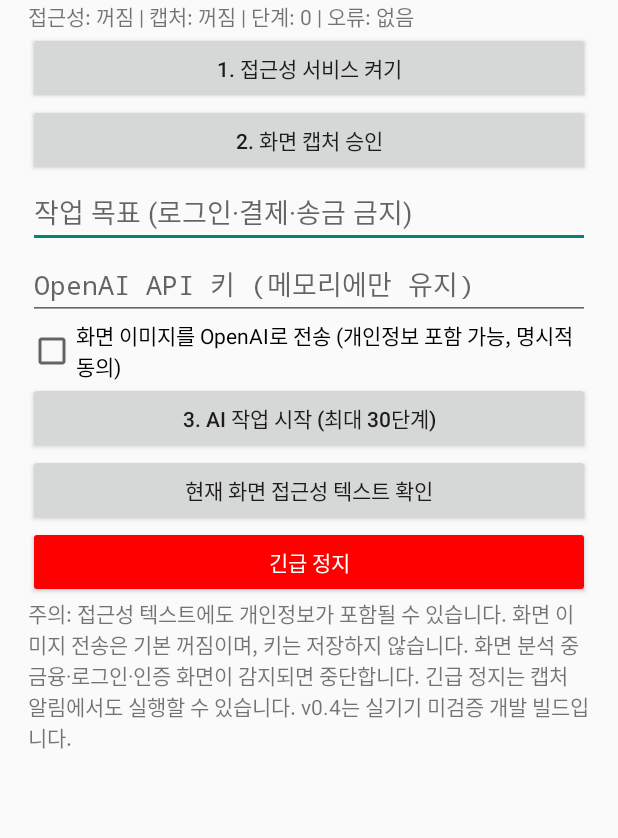
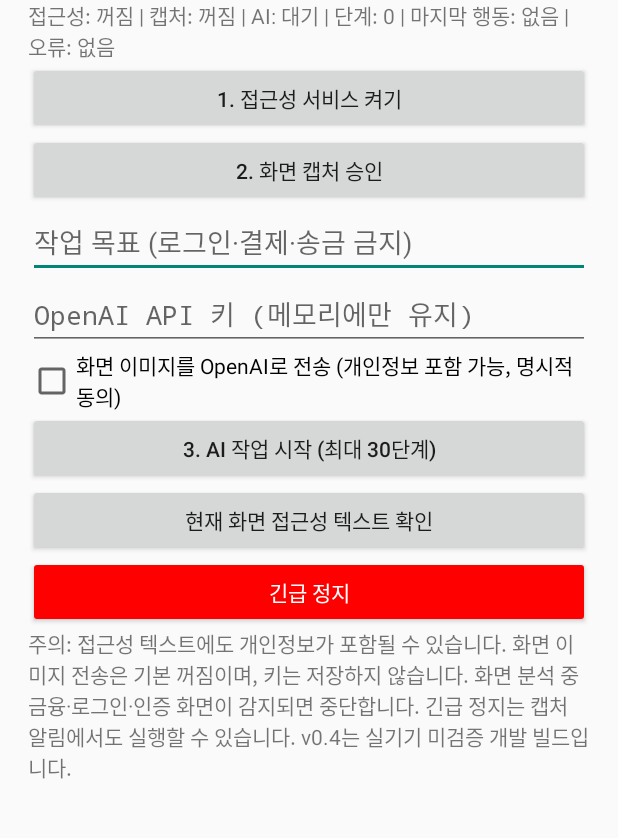
Before and after one commit to firr22jhj2-hash/mobileuse, an Android app: the screen it shows after launch (MainActivity), on a phone screen of 412 x 824 dp, the part 77-915 px from its top. Run offline under Robolectric (Android 15) with nearby library versions, the phone set to English and light mode, and no system bars.

Commit message:
Show live AI status and errors, validate API key, show empty inspection result

```diff
--- a/app/src/main/java/com/mobileuse/galaxy/MainActivity.java
+++ b/app/src/main/java/com/mobileuse/galaxy/MainActivity.java
@@ -1,7 +1,7 @@
 package com.mobileuse.galaxy;
 import android.app.*;import android.content.*;import android.media.projection.*;import android.os.*;import android.provider.Settings;import android.graphics.Color;import android.widget.*;
 public final class MainActivity extends Activity {
- private static final int CAPTURE_REQUEST=140;private TextView status;private EditText task,key;private CheckBox sendImages;private android.content.SharedPreferences prefs;
+ private static final int CAPTURE_REQUEST=140;private final Handler statusHandler=new Handler(Looper.getMainLooper());private final Runnable statusTicker=new Runnable(){public void run(){if(status!=null)refresh();statusHandler.postDelayed(this,800);}};private TextView status;private EditText task,key;private CheckBox sendImages;private android.content.SharedPreferences prefs;
  @Override public void onCreate(Bundle b){super.onCreate(b);prefs=getSharedPreferences("local_progress",MODE_PRIVATE);ScrollView scroll=new ScrollView(this);LinearLayout root=new LinearLayout(this);root.setOrientation(1);root.setPadding(28,30,28,28);scroll.addView(root);
  TextView title=new TextView(this);title.setText("Mobile Use · Z Fold8 v0.4");title.setTextSize(23);root.addView(title);status=new TextView(this);root.addView(status);
  button(root,"1. 접근성 서비스 켜기",()->startActivity(new Intent(Settings.ACTION_ACCESSIBILITY_SETTINGS)));
@@ -9,12 +9,13 @@ public final class MainActivity extends Activity {
  task=new EditText(this);task.setHint("작업 목표 (로그인·결제·송금 금지)");task.setText(prefs.getString("task",""));root.addView(task);
  key=new EditText(this);key.setHint("OpenAI API 키 (메모리에만 유지)");key.setInputType(129);root.addView(key);
  sendImages=new CheckBox(this);sendImages.setText("화면 이미지를 OpenAI로 전송 (개인정보 포함 가능, 명시적 동의)");sendImages.setChecked(false);root.addView(sendImages);
- button(root,"3. AI 작업 시작 (최대 30단계)",()->{String t=task.getText().toString();if(!ActionPolicy.safeTask(t)){status.setText("민감하거나 유효하지 않은 작업");return;}prefs.edit().putString("task",t).putInt("step",0).remove("last_error").apply();boolean ok=TaskRunner.start(this,key.getText().toString(),t,sendImages.isChecked());status.setText(ok?"실행 중. 알림의 긴급 정지로 언제든 중단 가능":"접근성 및 캡처 권한 확인 필요");});
- button(root,"현재 화면 접근성 텍스트 확인",()->status.setText(ControlService.inspect()));
+ button(root,"3. AI 작업 시작 (최대 30단계)",()->{String t=task.getText().toString();if(!ActionPolicy.safeTask(t)){status.setText("민감하거나 유효하지 않은 작업");return;}prefs.edit().putString("task",t).putInt("step",0).remove("last_error").apply();if(key.getText().toString().trim().isEmpty()){status.setText("OpenAI API 키가 비어 있습니다");return;}boolean ok=TaskRunner.start(this,key.getText().toString(),t,sendImages.isChecked());status.setText(ok?"실행 중. 알림의 긴급 정지로 언제든 중단 가능":"접근성 및 캡처 권한 확인 필요");});
+ button(root,"현재 화면 접근성 텍스트 확인",()->{String v=ControlService.inspect();status.setText(v.isEmpty()?"현재 화면에서 읽을 수 있는 텍스트가 없습니다":v);});
  Button stop=new Button(this);stop.setText("긴급 정지");stop.setTextColor(Color.WHITE);stop.setBackgroundTintList(android.content.res.ColorStateList.valueOf(Color.RED));stop.setOnClickListener(v->{TaskRunner.stop();startService(new Intent(this,CaptureService.class).setAction(CaptureService.ACTION_STOP_ALL));refresh();});root.addView(stop);
- TextView note=new TextView(this);note.setText("주의: 접근성 텍스트에도 개인정보가 포함될 수 있습니다. 화면 이미지 전송은 기본 꺼짐이며, 키는 저장하지 않습니다. 화면 분석 중 금융·로그인·인증 화면이 감지되면 중단합니다. 긴급 정지는 캡처 알림에서도 실행할 수 있습니다. v0.4는 실기기 미검증 개발 빌드입니다.");root.addView(note);setContentView(scroll);refresh();}
+ TextView note=new TextView(this);note.setText("주의: 접근성 텍스트에도 개인정보가 포함될 수 있습니다. 화면 이미지 전송은 기본 꺼짐이며, 키는 저장하지 않습니다. 화면 분석 중 금융·로그인·인증 화면이 감지되면 중단합니다. 긴급 정지는 캡처 알림에서도 실행할 수 있습니다. v0.4는 실기기 미검증 개발 빌드입니다.");root.addView(note);setContentView(scroll);refresh();statusHandler.postDelayed(statusTicker,800);}
  private void button(LinearLayout root,String label,Runnable r){Button b=new Button(this);b.setText(label);b.setOnClickListener(v->r.run());root.addView(b);}
  @Override protected void onActivityResult(int request,int result,Intent data){super.onActivityResult(request,result,data);if(request==CAPTURE_REQUEST&&result==RESULT_OK&&data!=null){Intent i=new Intent(this,CaptureService.class).setAction(CaptureService.START).putExtra("resultCode",result).putExtra("data",data);startForegroundService(i);status.setText("화면 캡처 승인됨");}}
- private void refresh(){status.setText("접근성: "+(ControlService.active==null?"꺼짐":"켜짐")+" | 캡처: "+(CaptureService.instance==null?"꺼짐":"서비스 실행")+" | 단계: "+prefs.getInt("step",0)+" | 오류: "+prefs.getString("last_error","없음"));}
+ private void refresh(){status.setText("접근성: "+(ControlService.active==null?"꺼짐":"켜짐")+" | 캡처: "+(CaptureService.instance==null?"꺼짐":"서비스 실행")+" | AI: "+(TaskRunner.isRunning()?"실행 중":"대기")+" | 단계: "+prefs.getInt("step",0)+" | 마지막 행동: "+prefs.getString("last_action","없음")+" | 오류: "+prefs.getString("last_error","없음"));}
+ @Override protected void onDestroy(){statusHandler.removeCallbacks(statusTicker);super.onDestroy();}
  @Override protected void onResume(){super.onResume();if(status!=null)refresh();}
 }
```
